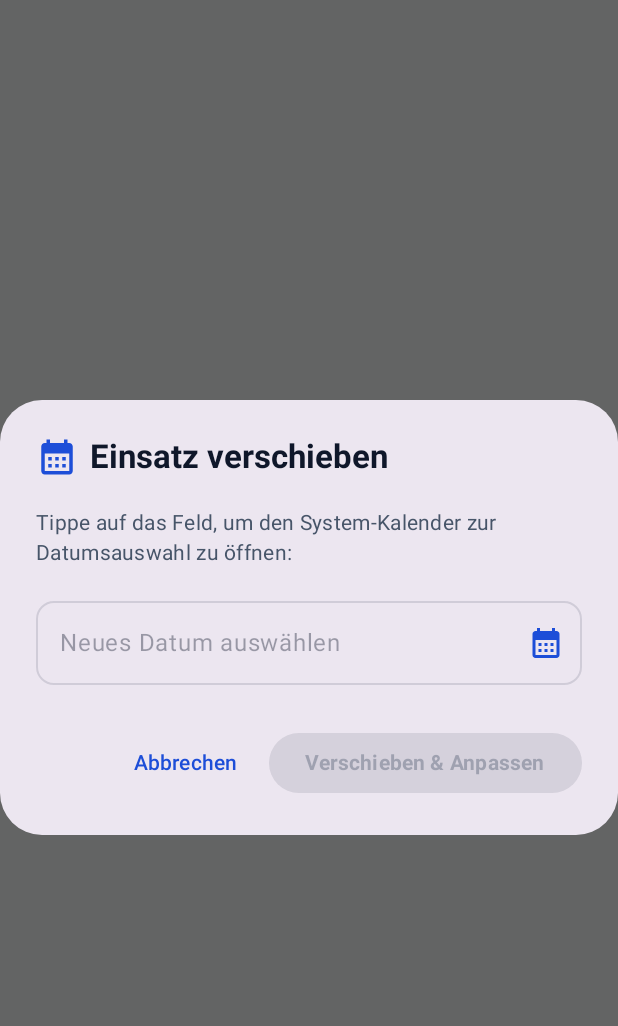
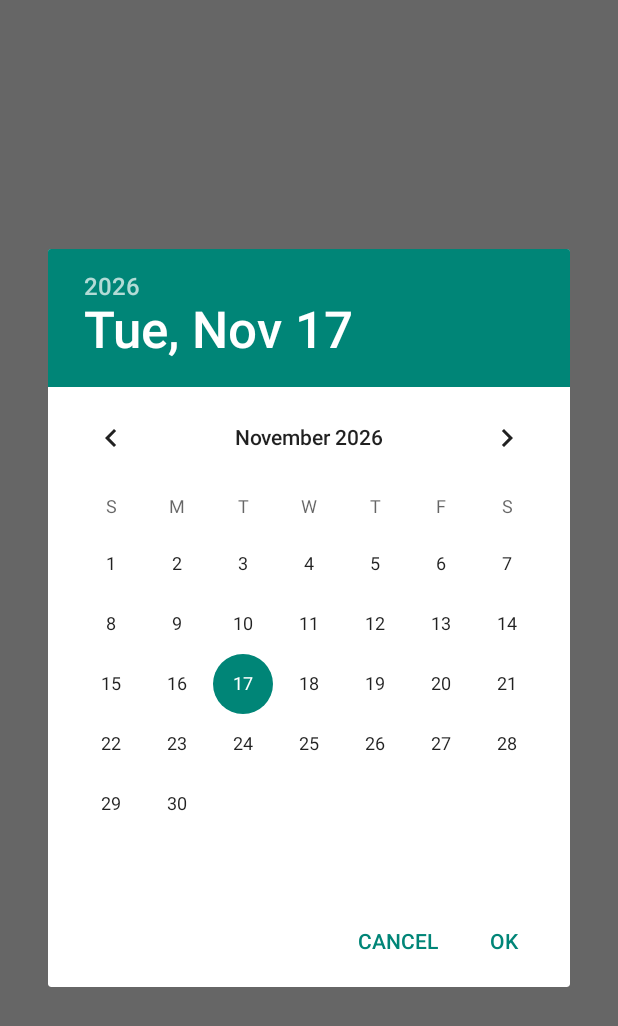
Before and after one commit to rxbinwavee1/ecovida2, an Android app built with Jetpack Compose: the composable RescheduleDialog shown on its own in the app's theme, on a phone screen of 412 x 824 dp. Shown: the top 1026 px of the screen. Run offline under Robolectric (Android 15) with nearby library versions, the phone set to English and light mode, and no system bars.

Commit message:
Fix total earnings for rescheduled shifts, direct native date pickers, and morning 8am notifications

```diff
--- a/app/src/main/java/com/econexeinsatzliste/notification/EinsatzReminderReceiver.kt
+++ b/app/src/main/java/com/econexeinsatzliste/notification/EinsatzReminderReceiver.kt
@@ -26,12 +26,12 @@ class EinsatzReminderReceiver : BroadcastReceiver() {
         if (tourNr.isNotBlank()) linieTourInfo.add("Tour $tourNr")
         val extraInfo = if (linieTourInfo.isNotEmpty()) " (${linieTourInfo.joinToString(", ")})" else ""
 
-        val message = "Morgen ($datumStr) ab $abZeit Uhr: $routeText$extraInfo"
+        val message = "Heute ($datumStr) ab $abZeit Uhr: $routeText$extraInfo"
 
         EinsatzNotificationHelper.showNotification(
             context = context,
             notificationId = id.toInt().coerceAtLeast(1001),
-            title = "Erinnerung: Einsatz morgen!",
+            title = "Erinnerung: Einsatz heute!",
             message = message
         )
     }
--- a/app/src/main/java/com/econexeinsatzliste/ui/components/RescheduleDialog.kt
+++ b/app/src/main/java/com/econexeinsatzliste/ui/components/RescheduleDialog.kt
@@ -1,39 +1,12 @@
 package com.econexeinsatzliste.ui.components
 
 import android.app.DatePickerDialog
-import androidx.compose.foundation.clickable
-import androidx.compose.foundation.layout.Column
-import androidx.compose.foundation.layout.Row
-import androidx.compose.foundation.layout.Spacer
-import androidx.compose.foundation.layout.fillMaxWidth
-import androidx.compose.foundation.layout.height
-import androidx.compose.foundation.layout.padding
-import androidx.compose.foundation.layout.size
-import androidx.compose.foundation.layout.width
-import androidx.compose.foundation.shape.RoundedCornerShape
-import androidx.compose.material.icons.Icons
-import androidx.compose.material.icons.filled.CalendarMonth
-import androidx.compose.material3.AlertDialog
-import androidx.compose.material3.Button
-import androidx.compose.material3.Icon
-import androidx.compose.material3.MaterialTheme
-import androidx.compose.material3.OutlinedTextField
-import androidx.compose.material3.Text
-import androidx.compose.material3.TextButton
 import androidx.compose.runtime.Composable
-import androidx.compose.runtime.getValue
-import androidx.compose.runtime.mutableStateOf
-import androidx.compose.runtime.remember
-import androidx.compose.runtime.setValue
-import androidx.compose.ui.Alignment
-import androidx.compose.ui.Modifier
+import androidx.compose.runtime.LaunchedEffect
 import androidx.compose.ui.platform.LocalContext
-import androidx.compose.ui.text.font.FontWeight
-import androidx.compose.ui.unit.dp
 import com.econexeinsatzliste.data.Einsatz
 import java.text.SimpleDateFormat
 import java.util.Calendar
-import java.util.Date
 import java.util.Locale
 
 @Composable
@@ -43,17 +16,14 @@ fun RescheduleDialog(
     onConfirmReschedule: (newDateStr: String) -> Unit
 ) {
     val context = LocalContext.current
-    var newDateStr by remember { mutableStateOf(einsatz.datumStr) }
 
-    val calendar = remember {
-        Calendar.getInstance().apply {
+    LaunchedEffect(einsatz.id) {
+        val calendar = Calendar.getInstance().apply {
             if (einsatz.datumMillis > 0L) {
                 timeInMillis = einsatz.datumMillis
             }
         }
-    }
 
-    val openDatePicker = {
         val datePickerDialog = DatePickerDialog(
             context,
             { _, year, month, dayOfMonth ->
@@ -61,98 +31,22 @@ fun RescheduleDialog(
                     set(year, month, dayOfMonth)
                 }
                 val germanFormat = SimpleDateFormat("EEE, dd.MM.yyyy", Locale.GERMANY)
-                newDateStr = germanFormat.format(selectedCal.time)
+                val formattedDate = germanFormat.format(selectedCal.time)
+                onConfirmReschedule(formattedDate)
             },
             calendar.get(Calendar.YEAR),
             calendar.get(Calendar.MONTH),
             calendar.get(Calendar.DAY_OF_MONTH)
         )
+
+        datePickerDialog.setOnCancelListener {
+            onDismiss()
+        }
+
+        datePickerDialog.setOnDismissListener {
+            // Dismissed
+        }
+
         datePickerDialog.show()
     }
-
-    AlertDialog(
-        onDismissRequest = onDismiss,
-        title = {
-            Row(verticalAlignment = Alignment.CenterVertically) {
-                Icon(
-                    imageVector = Icons.Default.CalendarMonth,
-                    contentDescription = null,
-                    tint = MaterialTheme.colorScheme.primary,
-                    modifier = Modifier.size(28.dp)
-                )
-                Spacer(modifier = Modifier.width(8.dp))
-                Text(
-                    text = "Einsatz verschieben",
-                    style = MaterialTheme.typography.titleLarge,
-                    fontWeight = FontWeight.Bold
-                )
-            }
-        },
-        text = {
-            Column(
-                modifier = Modifier
-                    .fillMaxWidth()
-                    .padding(vertical = 4.dp)
-            ) {
-                Text(
-                    text = "Tippe auf das Feld, um den System-Kalender zur Datumsauswahl zu öffnen:",
-                    style = MaterialTheme.typography.bodyMedium,
-                    color = MaterialTheme.colorScheme.onSurfaceVariant
-                )
-
-                Spacer(modifier = Modifier.height(14.dp))
-
-                BoxContainer(onClick = openDatePicker) {
-                    OutlinedTextField(
-                        value = newDateStr,
-                        onValueChange = { newDateStr = it },
-                        label = { Text("Neues Datum auswählen") },
-                        trailingIcon = {
-                            Icon(
-                                imageVector = Icons.Default.CalendarMonth,
-                                contentDescription = "Kalender öffnen",
-                                tint = MaterialTheme.colorScheme.primary
-                            )
-                        },
-                        readOnly = true,
-                        enabled = false,
-                        modifier = Modifier
-                            .fillMaxWidth()
-                            .clickable { openDatePicker() },
-                        shape = RoundedCornerShape(12.dp)
-                    )
-                }
-            }
-        },
-        confirmButton = {
-            Button(
-                onClick = {
-                    onConfirmReschedule(newDateStr)
-                    onDismiss()
-                },
-                enabled = newDateStr.isNotBlank()
-            ) {
-                Text(
-                    text = "Verschieben & Anpassen",
-                    fontWeight = FontWeight.Bold
-                )
-            }
-        },
-        dismissButton = {
-            TextButton(onClick = onDismiss) {
-                Text("Abbrechen")
-            }
-        }
-    )
 }
-
-@Composable
-private fun BoxContainer(onClick: () -> Unit, content: @Composable () -> Unit) {
-    androidx.compose.foundation.layout.Box(
-        modifier = Modifier
-            .fillMaxWidth()
-            .clickable(onClick = onClick)
-    ) {
-        content()
-    }
-}
```
Also changed, not shown: app/src/main/java/com/econexeinsatzliste/notification/EinsatzNotificationHelper.kt (+26 -7 lines), app/src/main/java/com/econexeinsatzliste/ui/EinsatzViewModel.kt (+11 -11 lines).
